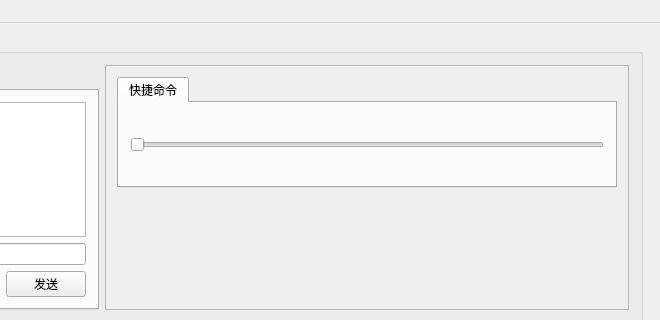
Before: the Qt Designer form mainwindow.ui in Ncerzzk/serial_scope, drawn with Qt 5; both pictures show x 849 to 1509 and y 0 to 320 of the 1509 by 800 pixel window.
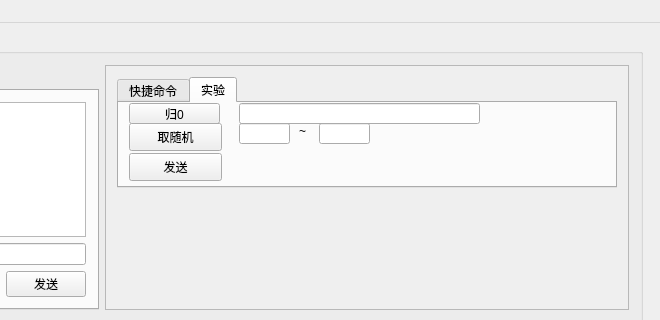
After: the same form once the commit is applied. Icons and pictures are not drawn.

Commit message: add experiment function

Diff of the .ui file:
```diff
--- a/mainwindow.ui
+++ b/mainwindow.ui
@@ -569,7 +569,7 @@
                <item row="3" column="0">
                 <widget class="QTabWidget" name="tabWidget_2">
                  <property name="currentIndex">
-                  <number>0</number>
+                  <number>1</number>
                  </property>
                  <widget class="QWidget" name="tab_fast_button">
                   <attribute name="title">
@@ -592,6 +592,93 @@
                    </item>
                   </layout>
                  </widget>
+                 <widget class="QWidget" name="tab_2">
+                  <attribute name="title">
+                   <string>实验</string>
+                  </attribute>
+                  <widget class="QPushButton" name="Experiment_botton_zero">
+                   <property name="geometry">
+                    <rect>
+                     <x>10</x>
+                     <y>0</y>
+                     <width>91</width>
+                     <height>21</height>
+                    </rect>
+                   </property>
+                   <property name="text">
+                    <string>归0</string>
+                   </property>
+                  </widget>
+                  <widget class="QLineEdit" name="Experiment_Fast_lineEdit">
+                   <property name="geometry">
+                    <rect>
+                     <x>120</x>
+                     <y>0</y>
+                     <width>241</width>
+                     <height>21</height>
+                    </rect>
+                   </property>
+                  </widget>
+                  <widget class="QPushButton" name="Experiment_button_Random">
+                   <property name="geometry">
+                    <rect>
+                     <x>10</x>
+                     <y>20</y>
+                     <width>93</width>
+                     <height>28</height>
+                    </rect>
+                   </property>
+                   <property name="text">
+                    <string>取随机</string>
+                   </property>
+                  </widget>
+                  <widget class="QLineEdit" name="Experiment_Random_min_Edit">
+                   <property name="geometry">
+                    <rect>
+                     <x>120</x>
+                     <y>20</y>
+                     <width>51</width>
+                     <height>21</height>
+                    </rect>
+                   </property>
+                  </widget>
+                  <widget class="QLabel" name="label_6">
+                   <property name="geometry">
+                    <rect>
+                     <x>180</x>
+                     <y>20</y>
+                     <width>21</width>
+                     <height>16</height>
+                    </rect>
+                   </property>
+                   <property name="text">
+                    <string>~</string>
+                   </property>
+                  </widget>
+                  <widget class="QLineEdit" name="Experiment_Random_max_Edit">
+                   <property name="geometry">
+                    <rect>
+                     <x>200</x>
+                     <y>20</y>
+                     <width>51</width>
+                     <height>21</height>
+                    </rect>
+                   </property>
+                  </widget>
+                  <widget class="QPushButton" name="pushButton_4">
+                   <property name="geometry">
+                    <rect>
+                     <x>10</x>
+                     <y>50</y>
+                     <width>93</width>
+                     <height>28</height>
+                    </rect>
+                   </property>
+                   <property name="text">
+                    <string>发送</string>
+                   </property>
+                  </widget>
+                 </widget>
                 </widget>
                </item>
               </layout>
```
The commit also changes 3 other files.
